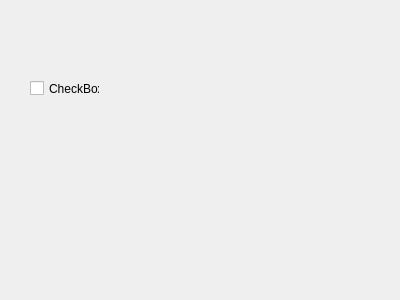
First picture: the form in Chapter1/todo/task.ui, repository starrynights89/Qt-C-practice-, before the edit.
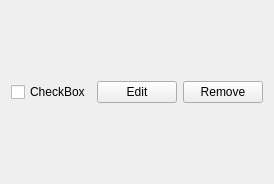
Second picture: the form after the edit.

Diff of the .ui file:
```diff
--- a/Chapter1/todo/task.ui
+++ b/Chapter1/todo/task.ui
@@ -6,26 +6,49 @@
    <rect>
     <x>0</x>
     <y>0</y>
-    <width>400</width>
-    <height>300</height>
+    <width>256</width>
+    <height>184</height>
    </rect>
   </property>
   <property name="windowTitle">
    <string>Task</string>
   </property>
-  <widget class="QCheckBox" name="checkbox">
-   <property name="geometry">
-    <rect>
-     <x>30</x>
-     <y>80</y>
-     <width>70</width>
-     <height>17</height>
-    </rect>
-   </property>
-   <property name="text">
-    <string>CheckBox</string>
-   </property>
-  </widget>
+  <layout class="QHBoxLayout" name="horizontalLayout">
+   <item>
+    <widget class="QCheckBox" name="checkbox">
+     <property name="text">
+      <string>CheckBox</string>
+     </property>
+    </widget>
+   </item>
+   <item>
+    <spacer name="horizontalSpacer">
+     <property name="orientation">
+      <enum>Qt::Horizontal</enum>
+     </property>
+     <property name="sizeHint" stdset="0">
+      <size>
+       <width>40</width>
+       <height>20</height>
+      </size>
+     </property>
+    </spacer>
+   </item>
+   <item>
+    <widget class="QPushButton" name="editButton">
+     <property name="text">
+      <string>Edit</string>
+     </property>
+    </widget>
+   </item>
+   <item>
+    <widget class="QPushButton" name="removeButton">
+     <property name="text">
+      <string>Remove</string>
+     </property>
+    </widget>
+   </item>
+  </layout>
  </widget>
  <layoutdefault spacing="6" margin="11"/>
  <resources/>
```
